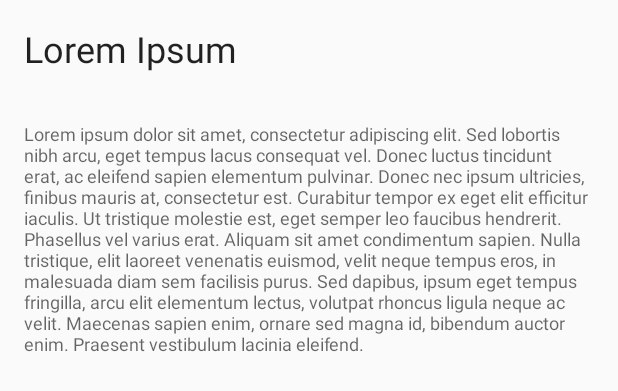
After one commit to LithiumSheep/jacketapp, an Android app: the layout layout_bottom_sheet.xml on its own in the app's theme, with its tools: preview values and no code run, on a phone screen of 412 x 824 dp. The commit adds this screen. Shown: the top 391 px of the screen. Run offline under Robolectric (Android 15) with nearby library versions, the phone set to English and light mode, and no system bars.

Commit message:
Successful test of Bottom Sheet behavior

```diff
--- a/app/src/main/AndroidManifest.xml
+++ b/app/src/main/AndroidManifest.xml
@@ -37,6 +37,7 @@
 
         <activity android:name=".ui.activities.MultiTransitionActivity" />
         <activity android:name=".ui.activities.MultiTransitionEndActivity" />
+        <activity android:name=".ui.activities.BottomSheetActivity" />
 
     </application>
 
--- a/app/src/main/java/com/lithiumsheep/jacketapp/util/DrawerHelper.java
+++ b/app/src/main/java/com/lithiumsheep/jacketapp/util/DrawerHelper.java
@@ -5,6 +5,7 @@ import android.content.Intent;
 import android.view.View;
 
 import com.lithiumsheep.jacketapp.R;
+import com.lithiumsheep.jacketapp.ui.activities.BottomSheetActivity;
 import com.lithiumsheep.jacketapp.ui.activities.MultiTransitionActivity;
 import com.lithiumsheep.jacketapp.ui.activities.SettingsActivity;
 import com.lithiumsheep.jacketapp.ui.activities.TransitionActivity;
@@ -37,6 +38,8 @@ public class DrawerHelper {
                         new SecondaryDrawerItem().withTag(5).withName(R.string.test_animation)
                                 .withIcon(CommunityMaterial.Icon.cmd_test_tube).withSelectable(false),
                         new SecondaryDrawerItem().withTag(6).withName(R.string.test_transition)
+                                .withIcon(CommunityMaterial.Icon.cmd_android_debug_bridge).withSelectable(false),
+                        new SecondaryDrawerItem().withTag(7).withName(R.string.test_bottom_sheet)
                                 .withIcon(CommunityMaterial.Icon.cmd_android_debug_bridge).withSelectable(false)
                 )
                 .withSelectedItem(0)
@@ -64,6 +67,9 @@ public class DrawerHelper {
                             case 6:
                                 activity.startActivity(new Intent(activity, MultiTransitionActivity.class));
                                 return false;
+                            case 7:
+                                activity.startActivity(new Intent(activity, BottomSheetActivity.class));
+                                return false;
                             default:
                                 return false;
                         }
--- /dev/null
+++ b/app/src/main/res/layout/layout_bottom_sheet.xml
@@ -0,0 +1,26 @@
+<?xml version="1.0" encoding="utf-8"?>
+<LinearLayout xmlns:android="http://schemas.android.com/apk/res/android"
+    xmlns:app="http://schemas.android.com/apk/res-auto"
+    android:id="@+id/bottom_sheet"
+    android:layout_width="match_parent"
+    android:layout_height="wrap_content"
+    android:minHeight="?attr/actionBarSize"
+    android:orientation="vertical"
+    app:behavior_peekHeight="?attr/actionBarSize"
+    app:layout_behavior="@string/bottom_sheet_behavior">
+
+    <TextView
+        style="@style/TextAppearance.AppCompat.Headline"
+        android:layout_width="match_parent"
+        android:layout_height="wrap_content"
+        android:padding="@dimen/mat_default_margin"
+        android:text="@string/lorem_ipsum" />
+
+    <TextView
+        style="@style/TextAppearance.AppCompat.Caption"
+        android:layout_width="match_parent"
+        android:layout_height="wrap_content"
+        android:padding="@dimen/mat_default_margin"
+        android:text="@string/lorem_ipsum_paragraph" />
+
+</LinearLayout>
--- a/app/src/main/res/values/strings.xml
+++ b/app/src/main/res/values/strings.xml
@@ -41,8 +41,15 @@
         <item>2</item>
     </string-array>
 
+    <!--Lorem Ipsum-->
+    <string name="lorem_ipsum">Lorem Ipsum</string>
+    <string name="lorem_ipsum_short">Lorem ipsum dolor sit amet</string>
+    <string name="lorem_ipsum_line">Lorem ipsum dolor sit amet, consectetur adipiscing elit.</string>
+    <string name="lorem_ipsum_paragraph">Lorem ipsum dolor sit amet, consectetur adipiscing elit. Sed lobortis nibh arcu, eget tempus lacus consequat vel. Donec luctus tincidunt erat, ac eleifend sapien elementum pulvinar. Donec nec ipsum ultricies, finibus mauris at, consectetur est. Curabitur tempor ex eget elit efficitur iaculis. Ut tristique molestie est, eget semper leo faucibus hendrerit. Phasellus vel varius erat. Aliquam sit amet condimentum sapien. Nulla tristique, elit laoreet venenatis euismod, velit neque tempus eros, in malesuada diam sem facilisis purus. Sed dapibus, ipsum eget tempus fringilla, arcu elit elementum lectus, volutpat rhoncus ligula neque ac velit. Maecenas sapien enim, ornare sed magna id, bibendum auctor enim. Praesent vestibulum lacinia eleifend.</string>
+
     <!--Test/Mock-->
     <string name="test_animation">Testing single element</string>
     <string name="test_transition">Testing multiple shared elements</string>
+    <string name="test_bottom_sheet">Testing Bottom Sheet</string>
 
 </resources>
--- a/weatherwrapper/build.gradle
+++ b/weatherwrapper/build.gradle
@@ -27,8 +27,8 @@ dependencies {
     implementation fileTree(dir: 'libs', include: ['*.jar'])
 
     compile 'com.google.android.gms:play-services-location:11.2.0'
-    compile 'com.squareup.okhttp3:okhttp:3.8.1'
-    compile('com.github.ihsanbal:LoggingInterceptor:2.0.2') {
+    compile 'com.squareup.okhttp3:okhttp:3.9.0'
+    compile('com.github.ihsanbal:LoggingInterceptor:2.0.3') {
         exclude group: 'org.json', module: 'json'
     }
     compile 'com.squareup.moshi:moshi:1.5.0'
```
Also changed, not shown: app/src/main/java/com/lithiumsheep/jacketapp/ui/activities/BottomSheetActivity.java (added, +16 -0 lines), app/src/main/res/layout/activity_bottom_sheet.xml (added, +9 -0 lines).
